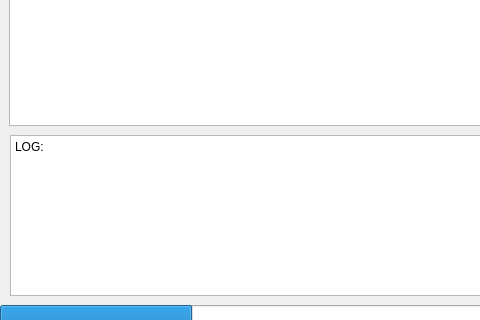
The window that seprateUI.ui (KONG98/hitMaker) describes before a commit, drawn with Qt 5; both pictures show x 0 to 480 and y 84 to 404 of the 800 by 500 pixel window.
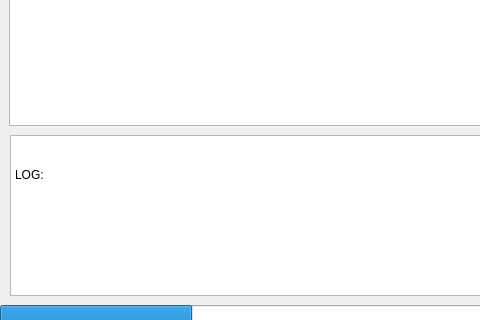
The same window after the commit.

What changed in the file:
```diff
--- a/seprateUI.ui
+++ b/seprateUI.ui
@@ -43,10 +43,14 @@
     </property>
     <property name="html">
      <string>&lt;!DOCTYPE HTML PUBLIC &quot;-//W3C//DTD HTML 4.0//EN&quot; &quot;http://www.w3.org/TR/REC-html40/strict.dtd&quot;&gt;
-&lt;html&gt;&lt;head&gt;&lt;meta name=&quot;qrichtext&quot; content=&quot;1&quot; /&gt;&lt;style type=&quot;text/css&quot;&gt;
-p, li { white-space: pre-wrap; }
-&lt;/style&gt;&lt;/head&gt;&lt;body style=&quot; font-family:'SimSun'; font-size:9pt; font-weight:400; font-style:normal;&quot;&gt;
-&lt;p style=&quot; margin-top:0px; margin-bottom:0px; margin-left:0px; margin-right:0px; -qt-block-indent:0; text-indent:0px;&quot;&gt;LOG:&lt;/p&gt;&lt;/body&gt;&lt;/html&gt;</string>
+                        &lt;html&gt;&lt;head&gt;&lt;meta name=&quot;qrichtext&quot; content=&quot;1&quot; /&gt;&lt;style
+                        type=&quot;text/css&quot;&gt;
+                        p, li { white-space: pre-wrap; }
+                        &lt;/style&gt;&lt;/head&gt;&lt;body style=&quot; font-family:'SimSun'; font-size:9pt;
+                        font-weight:400; font-style:normal;&quot;&gt;
+                        &lt;p style=&quot; margin-top:0px; margin-bottom:0px; margin-left:0px; margin-right:0px;
+                        -qt-block-indent:0; text-indent:0px;&quot;&gt;LOG:&lt;/p&gt;&lt;/body&gt;&lt;/html&gt;
+                    </string>
     </property>
    </widget>
    <widget class="QProgressBar" name="progressBar">
```
Lines whose indentation alone changed are shown as unchanged.
